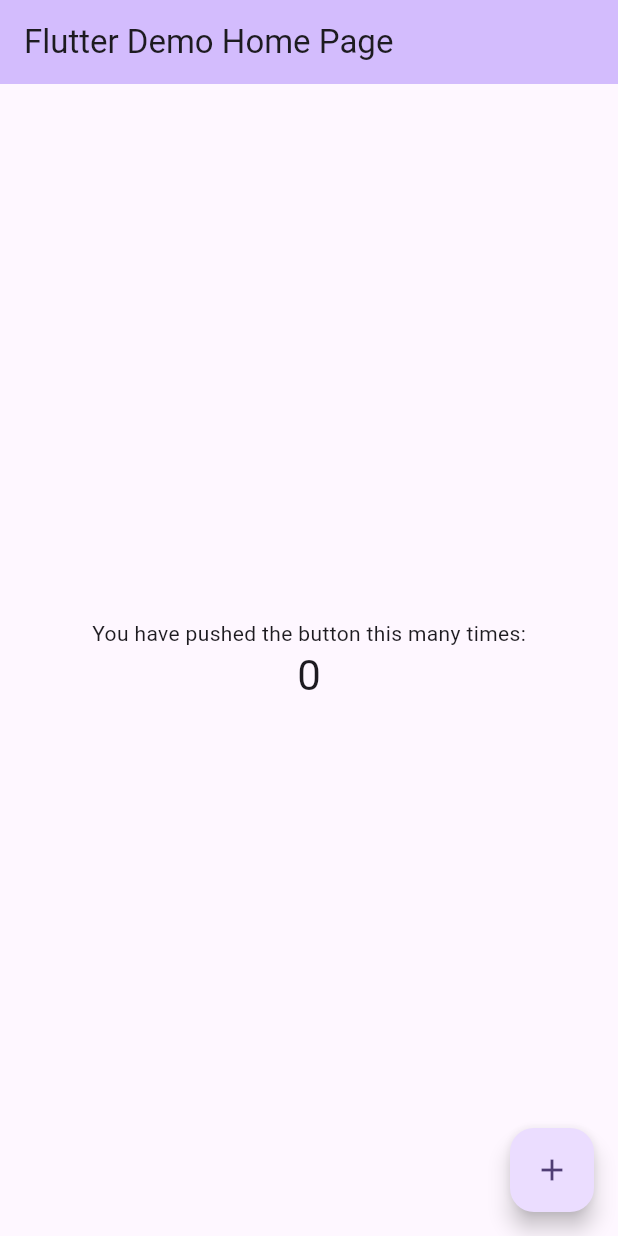
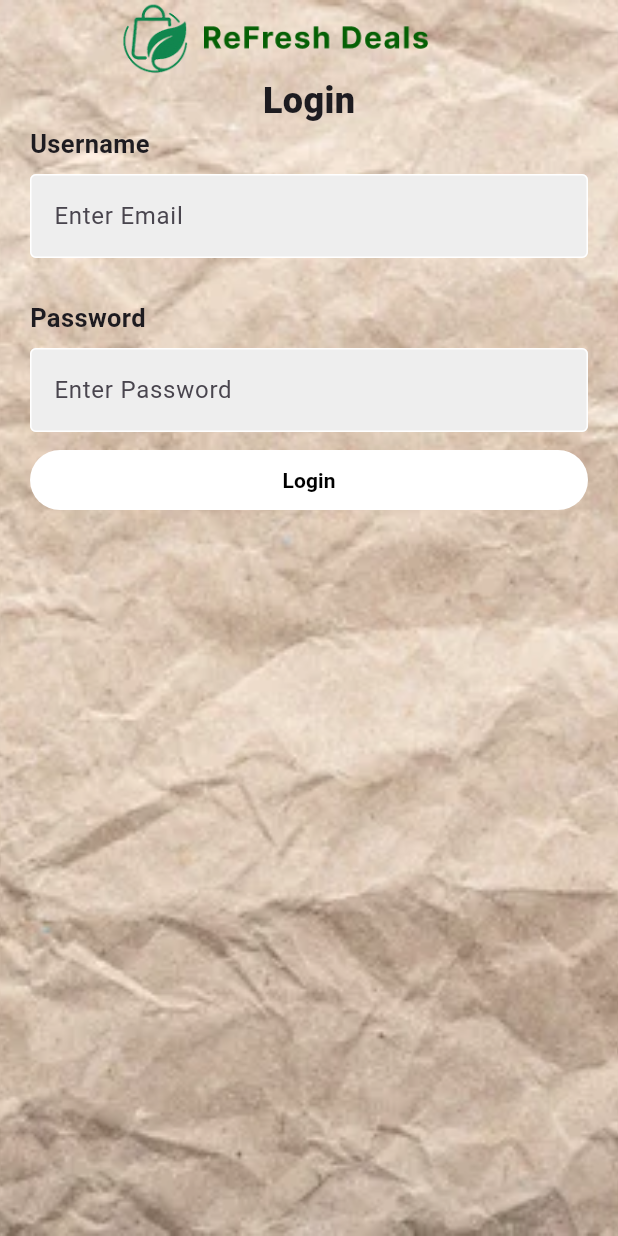
Before and after one commit to yaboywf/refresh-deals, a Flutter app: the screen it shows after launch, on a phone screen of 412 x 824 dp. Run offline on Flutter 3.47's test engine with Material 3 defaults, Android fonts, the light colour scheme and no system bars.

Commit message:
Updated login page

```diff
--- a/lib/main.dart
+++ b/lib/main.dart
@@ -1,4 +1,5 @@
 import 'package:flutter/material.dart';
+import 'pages/login.dart';
 
 void main() {
   runApp(const MyApp());
@@ -7,116 +8,15 @@ void main() {
 class MyApp extends StatelessWidget {
   const MyApp({super.key});
 
-  // This widget is the root of your application.
   @override
   Widget build(BuildContext context) {
     return MaterialApp(
-      title: 'Flutter Demo',
+      debugShowCheckedModeBanner: false,
+      title: 'Refresh Deals',
       theme: ThemeData(
-        // This is the theme of your application.
-        //
-        // TRY THIS: Try running your application with "flutter run". You'll see
-        // the application has a purple toolbar. Then, without quitting the app,
-        // try changing the seedColor in the colorScheme below to Colors.green
-        // and then invoke "hot reload" (save your changes or press the "hot
-        // reload" button in a Flutter-supported IDE, or press "r" if you used
-        // the command line to start the app).
-        //
-        // Notice that the counter didn't reset back to zero; the application
-        // state is not lost during the reload. To reset the state, use hot
-        // restart instead.
-        //
-        // This works for code too, not just values: Most code changes can be
-        // tested with just a hot reload.
         colorScheme: ColorScheme.fromSeed(seedColor: Colors.deepPurple),
       ),
-      home: const MyHomePage(title: 'Flutter Demo Home Page'),
+      home: LoginPage(),
     );
   }
 }
-
-class MyHomePage extends StatefulWidget {
-  const MyHomePage({super.key, required this.title});
-
-  // This widget is the home page of your application. It is stateful, meaning
-  // that it has a State object (defined below) that contains fields that affect
-  // how it looks.
-
-  // This class is the configuration for the state. It holds the values (in this
-  // case the title) provided by the parent (in this case the App widget) and
-  // used by the build method of the State. Fields in a Widget subclass are
-  // always marked "final".
-
-  final String title;
-
-  @override
-  State<MyHomePage> createState() => _MyHomePageState();
-}
-
-class _MyHomePageState extends State<MyHomePage> {
-  int _counter = 0;
-
-  void _incrementCounter() {
-    setState(() {
-      // This call to setState tells the Flutter framework that something has
-      // changed in this State, which causes it to rerun the build method below
-      // so that the display can reflect the updated values. If we changed
-      // _counter without calling setState(), then the build method would not be
-      // called again, and so nothing would appear to happen.
-      _counter++;
-    });
-  }
-
-  @override
-  Widget build(BuildContext context) {
-    // This method is rerun every time setState is called, for instance as done
-    // by the _incrementCounter method above.
-    //
-    // The Flutter framework has been optimized to make rerunning build methods
-    // fast, so that you can just rebuild anything that needs updating rather
-    // than having to individually change instances of widgets.
-    return Scaffold(
-      appBar: AppBar(
-        // TRY THIS: Try changing the color here to a specific color (to
-        // Colors.amber, perhaps?) and trigger a hot reload to see the AppBar
-        // change color while the other colors stay the same.
-        backgroundColor: Theme.of(context).colorScheme.inversePrimary,
-        // Here we take the value from the MyHomePage object that was created by
-        // the App.build method, and use it to set our appbar title.
-        title: Text(widget.title),
-      ),
-      body: Center(
-        // Center is a layout widget. It takes a single child and positions it
-        // in the middle of the parent.
-        child: Column(
-          // Column is also a layout widget. It takes a list of children and
-          // arranges them vertically. By default, it sizes itself to fit its
-          // children horizontally, and tries to be as tall as its parent.
-          //
-          // Column has various properties to control how it sizes itself and
-          // how it positions its children. Here we use mainAxisAlignment to
-          // center the children vertically; the main axis here is the vertical
-          // axis because Columns are vertical (the cross axis would be
-          // horizontal).
-          //
-          // TRY THIS: Invoke "debug painting" (choose the "Toggle Debug Paint"
-          // action in the IDE, or press "p" in the console), to see the
-          // wireframe for each widget.
-          mainAxisAlignment: MainAxisAlignment.center,
-          children: <Widget>[
-            const Text('You have pushed the button this many times:'),
-            Text(
-              '$_counter',
-              style: Theme.of(context).textTheme.headlineMedium,
-            ),
-          ],
-        ),
-      ),
-      floatingActionButton: FloatingActionButton(
-        onPressed: _incrementCounter,
-        tooltip: 'Increment',
-        child: const Icon(Icons.add),
-      ), // This trailing comma makes auto-formatting nicer for build methods.
-    );
-  }
-}
--- /dev/null
+++ b/lib/pages/login.dart
@@ -0,0 +1,85 @@
+import 'package:flutter/material.dart';
+import '../widgets/text_field.dart';
+
+class LoginPage extends StatelessWidget {
+  LoginPage({super.key});
+  final TextEditingController usernameController = TextEditingController();
+  final TextEditingController passwordController = TextEditingController();
+
+  @override
+  Widget build(BuildContext context) {
+    var screenSize = MediaQuery.of(context).size;
+
+    return Scaffold(
+      body: Container(
+        width: screenSize.width,
+        height: screenSize.height,
+        decoration: BoxDecoration(
+          image: DecorationImage(
+            image: AssetImage('images/authentication_bg.jpg'),
+            fit: BoxFit.cover,
+          ),
+        ),
+        child: Padding(
+          padding: EdgeInsets.symmetric(horizontal: 20, vertical: 0),
+          child: Column(
+            crossAxisAlignment: CrossAxisAlignment.stretch,
+            children: [
+              Container(
+                alignment: Alignment.centerLeft,
+                child: Image.asset(
+                  'images/logo.png',
+                  width: 400,
+                  height: 50,
+                  fit: BoxFit.contain
+                )
+              ),
+              Row(
+                mainAxisAlignment: MainAxisAlignment.center,
+                children: [
+                  Text("Login", style: TextStyle(
+                    fontSize: 24,
+                    fontWeight: FontWeight.w900
+                  )),
+                ],
+              ),
+              SubHeading(text: "Username",),
+              MyTextField(controller: usernameController, hintText: 'Enter Email', obscureText: false),
+              SizedBox(height: 20,),
+              SubHeading(text: "Password",),
+              MyTextField(controller: passwordController, hintText: 'Enter Password', obscureText: true),
+              TextButton(
+                onPressed: () {},
+                style: ButtonStyle(
+                  backgroundColor: WidgetStateProperty.all(Colors.white)
+                ),
+                child: Text(
+                  "Login",
+                  style: TextStyle(
+                    color: Colors.black,
+                    fontWeight: FontWeight.bold
+                  ),
+                )
+              )
+            ]
+          ),
+        ),
+      ),
+    );
+  }
+}
+
+class SubHeading extends StatelessWidget {
+  final String text;
+  const SubHeading({super.key, required this.text});
+
+  @override
+  Widget build(BuildContext context) {
+    return Text(text,
+      style: TextStyle(
+        fontSize: 17,
+        fontWeight: FontWeight.bold
+      ),
+    );
+  }
+}
--- /dev/null
+++ b/lib/widgets/text_field.dart
@@ -0,0 +1,36 @@
+import 'package:flutter/material.dart';
+
+class MyTextField extends StatelessWidget {
+  final TextEditingController controller;
+  final String hintText;
+  final bool obscureText;
+
+  const MyTextField({
+    super.key,
+    required this.controller,
+    required this.hintText,
+    required this.obscureText,
+  });
+
+  @override
+  Widget build(BuildContext context) {
+    return Padding(
+      padding: const EdgeInsets.symmetric(vertical: 8.0),
+      child: TextField(
+        controller: controller,
+        obscureText: obscureText,
+        decoration: InputDecoration(
+          enabledBorder: const OutlineInputBorder(
+            borderSide: BorderSide(color: Colors.white),
+          ),
+          focusedBorder: OutlineInputBorder(
+            borderSide: BorderSide(color: Colors.grey.shade400),
+          ),
+          fillColor: Colors.grey.shade200,
+          filled: true,
+          hintText: hintText,
+        ),
+      ),
+    );
+  }
+}
```
Also changed, not shown: analysis_options.yaml (+0 -24 lines), pubspec.yaml (+4 -59 lines), images/authentication_bg.jpg (added), images/logo.png (added).
